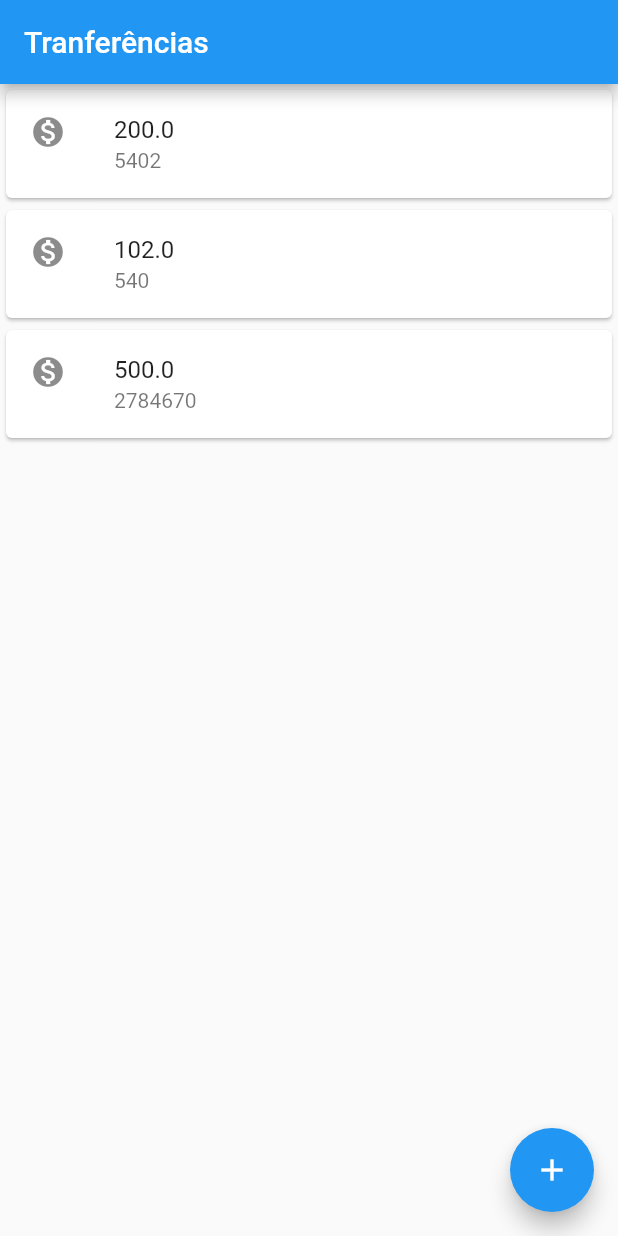
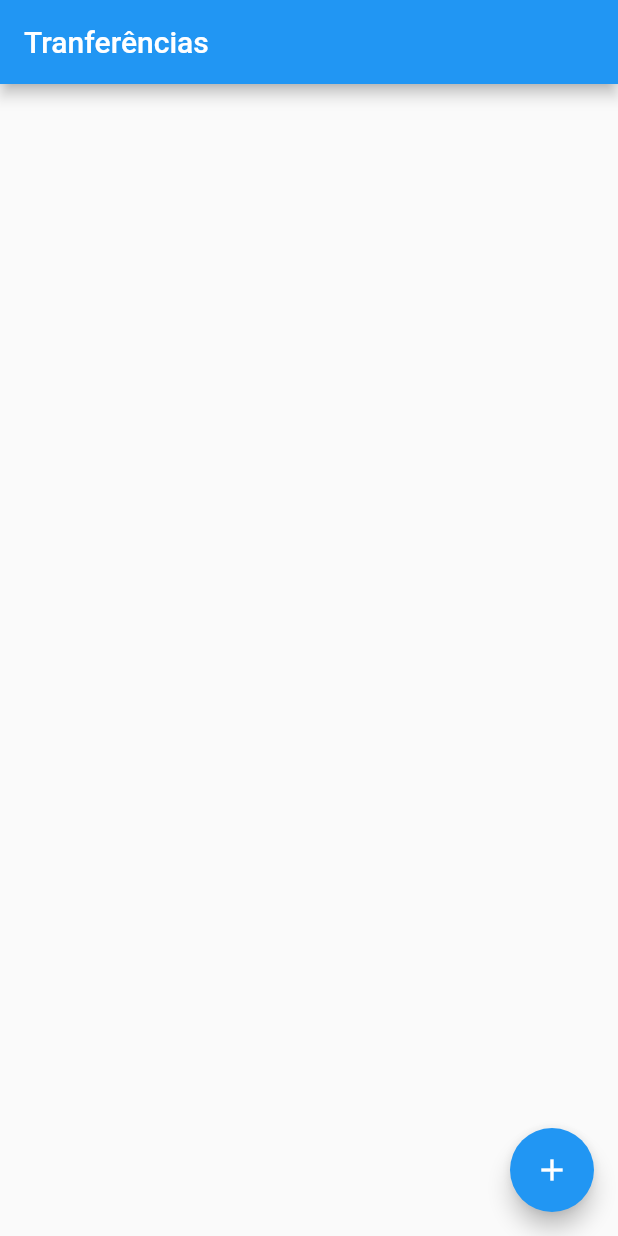
Before and after one commit to jefsterjr/bytebank, a Flutter app: the screen it shows after launch, on a phone screen of 412 x 824 dp. Run offline on Flutter 3.47's test engine with Material 2 defaults, Android fonts, the phone set to English and light mode, and no system bars.

Commit message:
Implementação da lista estática de transferencias

```diff
--- a/lib/transferencia/formulario.dart
+++ b/lib/transferencia/formulario.dart
@@ -1,5 +1,5 @@
 import 'package:bytebank/components/editor.dart';
-import 'package:bytebank/transferencia/transferencia.dart';
+import 'package:bytebank/model/transferencia.dart';
 import 'package:flutter/material.dart';
 
 class FormularioTransferencia extends StatelessWidget {
--- a/lib/transferencia/item.dart
+++ b/lib/transferencia/item.dart
@@ -1,18 +1,18 @@
-import 'package:bytebank/transferencia/transferencia.dart';
+import 'package:bytebank/model/transferencia.dart';
 import 'package:flutter/material.dart';
 
 class ItemTransferencia extends StatelessWidget {
-  final Transferencia transferencia;
+  final Transferencia _transferencia;
 
-  const ItemTransferencia(this.transferencia);
+  const ItemTransferencia(this._transferencia);
 
   @override
   Widget build(BuildContext context) {
     var item = Card(
         child: ListTile(
             leading: const Icon(Icons.monetization_on),
-            title: Text(transferencia.valor.toString()),
-            subtitle: Text(transferencia.numeroConta.toString())));
+            title: Text(_transferencia.valor.toString()),
+            subtitle: Text(_transferencia.numeroConta.toString())));
     return item;
   }
 }
--- a/lib/transferencia/listagem.dart
+++ b/lib/transferencia/listagem.dart
@@ -1,35 +1,33 @@
+import 'package:bytebank/model/transferencia.dart';
 import 'package:bytebank/transferencia/formulario.dart';
 import 'package:bytebank/transferencia/item.dart';
-import 'package:bytebank/transferencia/transferencia.dart';
 import 'package:flutter/material.dart';
 
 class ListagemTransferencia extends StatelessWidget {
-  const ListagemTransferencia({Key? key}) : super(key: key);
+  final List<Transferencia> _transferencias = List.empty(growable: true);
 
   @override
   Widget build(BuildContext context) {
-    var listagem = Scaffold(
+    return Scaffold(
       appBar: AppBar(title: Text("Tranferências")),
       floatingActionButton: FloatingActionButton(
           onPressed: () {
+            addTransferencia(context);
+          },
+          child: const Icon(Icons.add)),
+      body: ListView.builder(
+          itemBuilder: (context, index) {
+            return ItemTransferencia(_transferencias[index]);
+          },
+          itemCount: _transferencias.length),
+    );
+  }
+
+  void addTransferencia(BuildContext context) {
     final Future<Transferencia?> future =
         Navigator.push(context, MaterialPageRoute(builder: (context) {
       return FormularioTransferencia();
     }));
-              future.then((transferencia) => {
-                    ScaffoldMessenger.of(context).showSnackBar(
-                      SnackBar(
-                        content: Text('$transferencia'),
-                      ),
-                    )
-                  });
-            },
-            child: Icon(Icons.add)),
-        body: Column(children: const <Widget>[
-          ItemTransferencia(Transferencia(5402, 200.0)),
-          ItemTransferencia(Transferencia(542 - 2, 102.0)),
-          ItemTransferencia(Transferencia(2784670 - 0, 500))
-        ]));
-    return listagem;
+    future.then((transferencia) => _transferencias.add(transferencia!));
   }
 }
```
Also changed, not shown: lib/model/transferencia.dart (renamed from lib/transferencia/transferencia.dart). Lines whose indentation alone changed are shown as unchanged.
